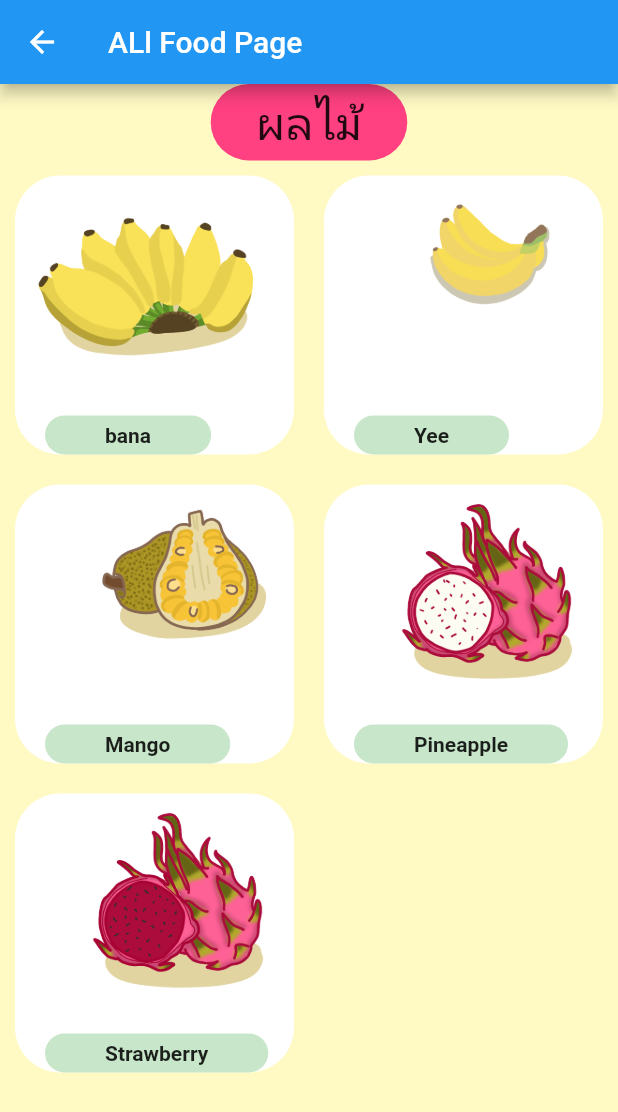
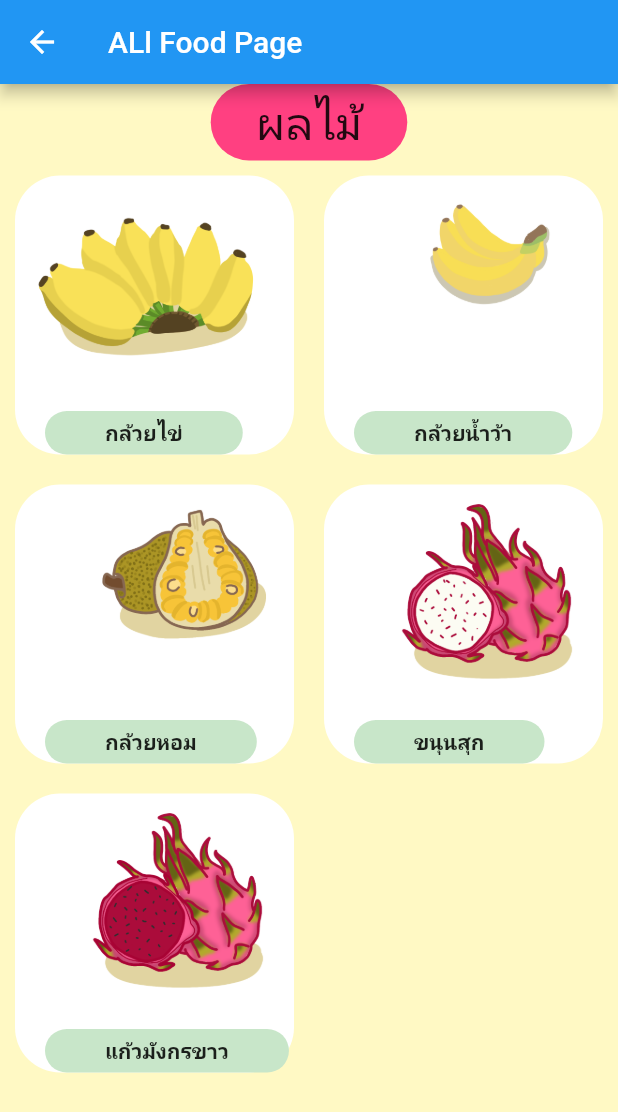
Before and after one commit to AINutritionProject/KinDeeUDee, a Flutter app: the AllFoodPage screen opened directly, on a phone screen of 412 x 824 dp. Shown: the top 1112 px of the screen. Run offline on Flutter 3.47's test engine with Material 2 defaults, Android fonts, the phone set to English and light mode, and no system bars; our stand-ins replace firebase_core; accounts and stored records are empty.

Commit message:
create basic food detail page

```diff
--- a/lib/pages/all_food.dart
+++ b/lib/pages/all_food.dart
@@ -1,4 +1,5 @@
 import 'package:flutter/material.dart';
+import 'package:appfood2/pages/food_detailed.dart';
 
 class AllFoodPage extends StatelessWidget {
   const AllFoodPage({super.key, required this.type});
@@ -35,7 +36,18 @@ class AllFoodPage extends StatelessWidget {
                   .map(
                     (food) => Container(
                         margin: const EdgeInsets.all(10),
-                        child: FoodIcons(food: food)),
+                        child: GestureDetector(
+                            onTap: () {
+                              Navigator.push(
+                                context,
+                                MaterialPageRoute(
+                                  builder: (context) => FoodDetailPage(
+                                    detail: food.detail,
+                                  ),
+                                ),
+                              );
+                            },
+                            child: FoodIcons(food: food))),
                   )
                   .toList(),
             ),
@@ -48,24 +60,33 @@ class AllFoodPage extends StatelessWidget {
 
 const foodData = [
   Food(
-      name: "bana",
+      name: "กล้วยไข่",
       type: "Fruit",
+      detail: FoodNutritionDetail(
+        name: "กล้วยไข่,สุก",
+        giIndex: 300,
+        realImageAssetPath: "assets/images/RealFruit/Y1.jpg",
+      ),
       imageAssetPath: "assets/images/Fruit/fruit2.png"),
   Food(
-      name: "Yee",
+      name: "กล้วยน้ำว้า",
       type: "Fruit",
+      detail: FoodNutritionDetail(name: "กล้วยไข่,สุก", giIndex: 300),
       imageAssetPath: "assets/images/Fruit/fruit3.png"),
   Food(
-      name: "Mango",
+      name: "กล้วยหอม",
       type: "Fruit",
+      detail: FoodNutritionDetail(name: "กล้วยไข่,สุก", giIndex: 300),
       imageAssetPath: "assets/images/Fruit/fruit4.png"),
   Food(
-      name: "Pineapple",
+      name: "ขนุนสุก",
       type: "Fruit",
+      detail: FoodNutritionDetail(name: "กล้วยไข่,สุก", giIndex: 300),
       imageAssetPath: "assets/images/Fruit/fruit5.png"),
   Food(
-      name: "Strawberry",
+      name: "แก้วมังกรขาว",
       type: "Fruit",
+      detail: FoodNutritionDetail(name: "กล้วยไข่,สุก", giIndex: 300),
       imageAssetPath: "assets/images/Fruit/fruit6.png"),
 ];
 
@@ -139,8 +160,10 @@ class Food {
     required this.name,
     required this.type,
     required this.imageAssetPath,
+    required this.detail,
   });
   final String name;
   final String type;
   final String imageAssetPath;
+  final FoodNutritionDetail detail;
 }
--- /dev/null
+++ b/lib/pages/food_detailed.dart
@@ -0,0 +1,27 @@
+import 'package:flutter/material.dart';
+
+class FoodDetailPage extends StatelessWidget {
+  const FoodDetailPage({super.key, required this.detail});
+  final FoodNutritionDetail detail;
+
+  @override
+  Widget build(BuildContext context) {
+    return Scaffold(
+      appBar: AppBar(
+        title: const Text("FoodDetailPage"),
+      ),
+      body: Column(children: [
+        Text(detail.name),
+        Image.asset(detail.realImageAssetPath ?? "assets/cameraFrame.png")
+      ]),
+    );
+  }
+}
+
+class FoodNutritionDetail {
+  const FoodNutritionDetail(
+      {required this.name, required this.giIndex, this.realImageAssetPath});
+  final String name;
+  final String? realImageAssetPath;
+  final double giIndex;
+}
```
